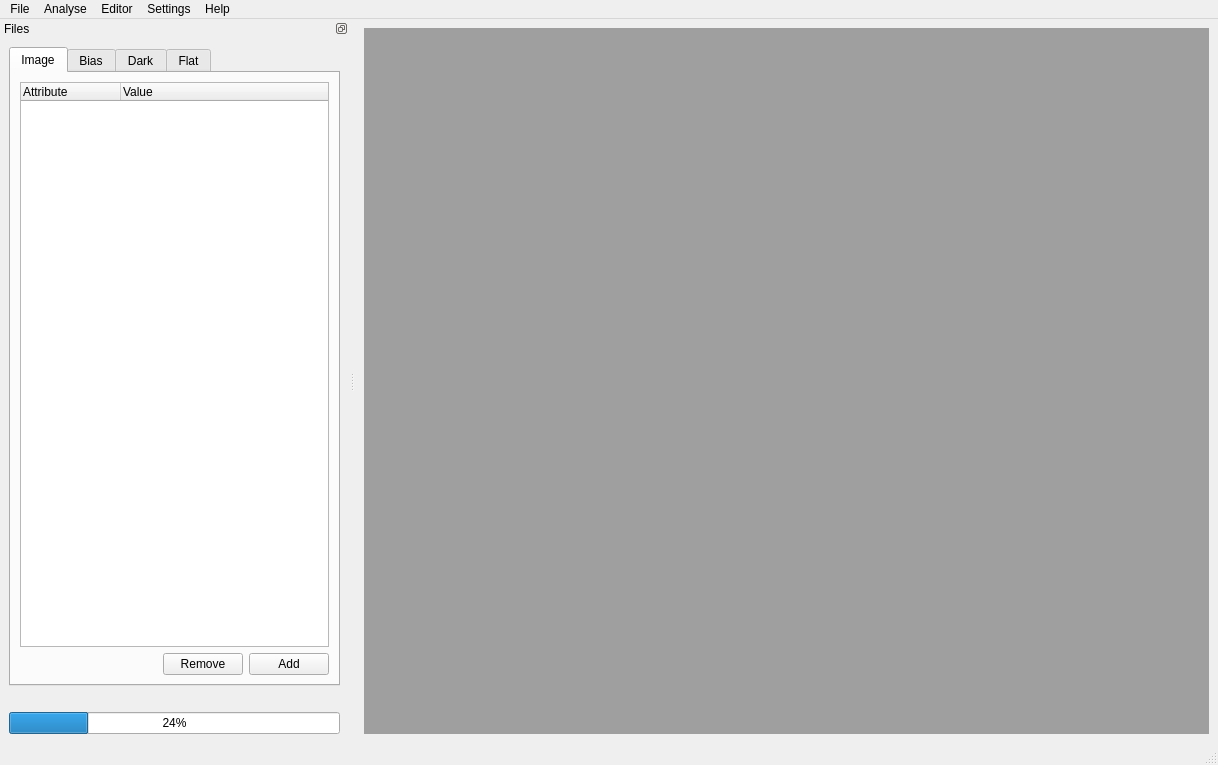
Above: gui/myraf.ui from myrafproject/myrafproject before the change. Below: the same form after it.
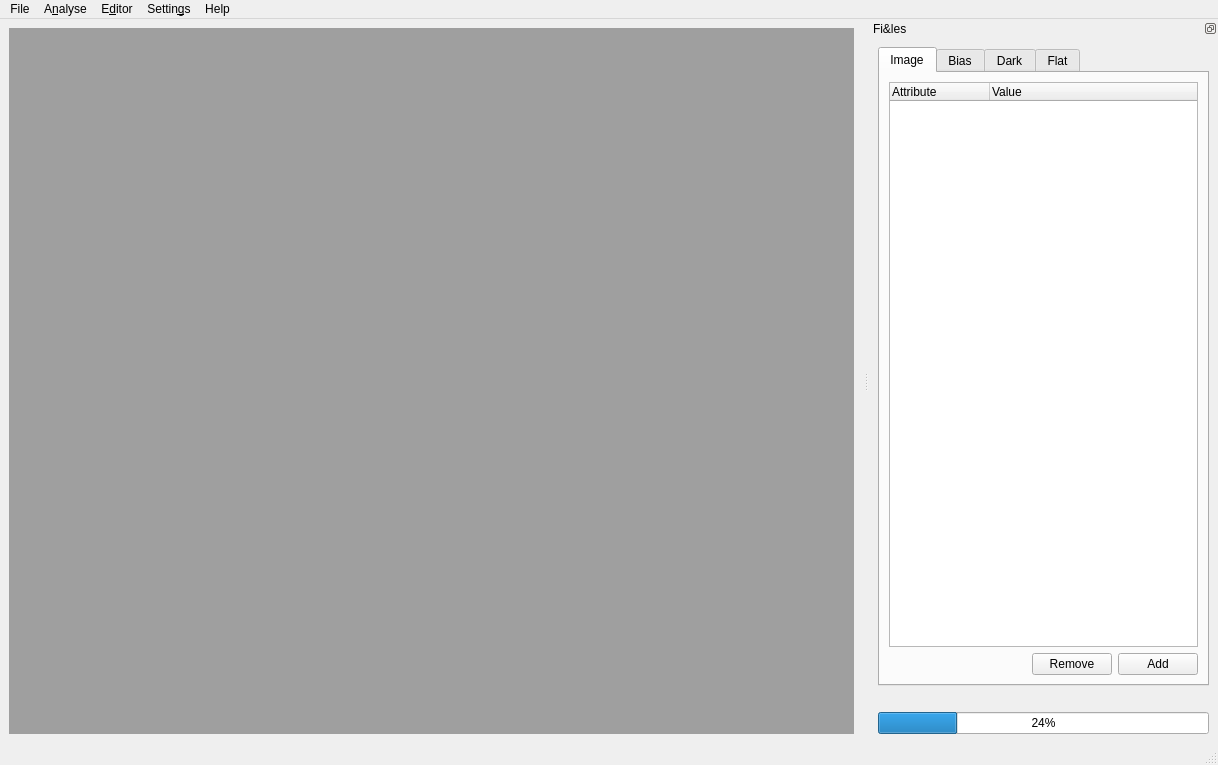
That is the form after the change.

The edit to the form file:
```diff
--- a/gui/myraf.ui
+++ b/gui/myraf.ui
@@ -32,7 +32,7 @@
      <x>0</x>
      <y>0</y>
      <width>1218</width>
-     <height>21</height>
+     <height>30</height>
     </rect>
    </property>
    <widget class="QMenu" name="menuFile">
@@ -65,7 +65,7 @@
    </widget>
    <widget class="QMenu" name="menuAnalyse">
     <property name="title">
-     <string>Analyse</string>
+     <string>A&amp;nalyse</string>
     </property>
     <widget class="QMenu" name="menuCombine">
      <property name="title">
@@ -100,7 +100,7 @@
    </widget>
    <widget class="QMenu" name="menuEdit">
     <property name="title">
-     <string>Editor</string>
+     <string>E&amp;ditor</string>
     </property>
     <widget class="QMenu" name="menuHeader">
      <property name="title">
@@ -117,7 +117,7 @@
    </widget>
    <widget class="QMenu" name="menuSettings">
     <property name="title">
-     <string>Settings</string>
+     <string>Settin&amp;gs</string>
     </property>
     <addaction name="actionCalibration_2"/>
     <addaction name="actionPhotometry_2"/>
@@ -160,16 +160,16 @@
   <widget class="QStatusBar" name="statusbar"/>
   <widget class="QDockWidget" name="dockWidget">
    <property name="features">
-    <set>QDockWidget::DockWidgetFloatable</set>
+    <set>QDockWidget::DockWidgetFloatable|QDockWidget::DockWidgetMovable</set>
    </property>
    <property name="allowedAreas">
     <set>Qt::NoDockWidgetArea</set>
    </property>
    <property name="windowTitle">
-    <string>Files</string>
+    <string>Fi&amp;les</string>
    </property>
    <attribute name="dockWidgetArea">
-    <number>1</number>
+    <number>2</number>
    </attribute>
    <widget class="QWidget" name="dockWidgetContents">
     <layout class="QGridLayout" name="gridLayout">
```
Left out of the diff: 110 changed lines with no effect on the pictures.
